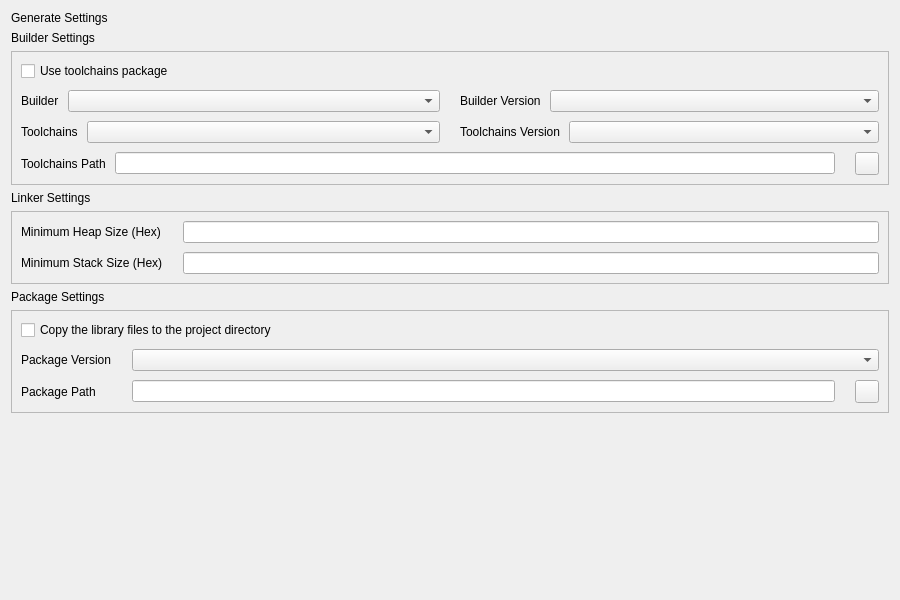
The window that dialogs/ui/gen_code_dialog.ui (csplink/csp) describes before a commit, drawn with Qt 5.
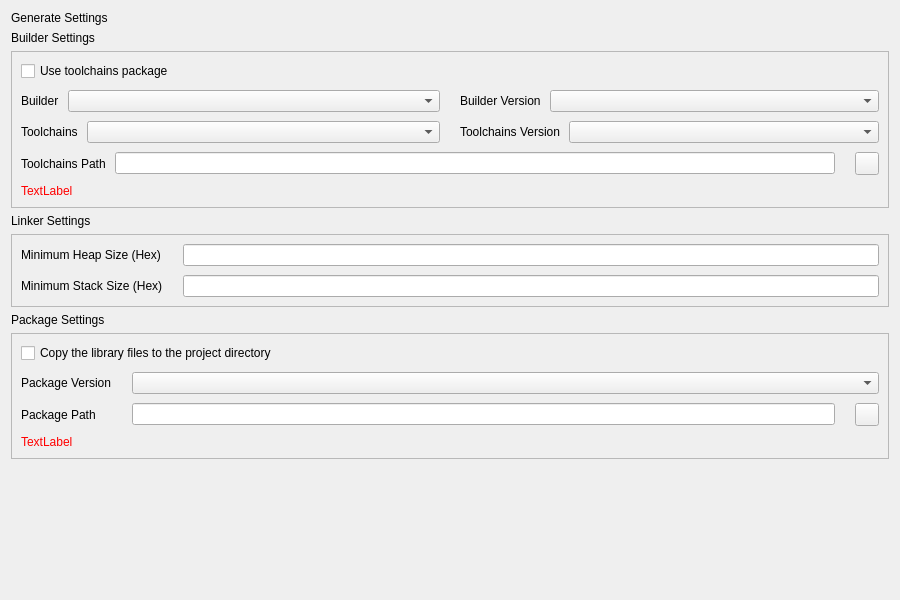
The same window after the commit. Custom widgets are drawn as their Qt base class.

```diff
--- a/dialogs/ui/gen_code_dialog.ui
+++ b/dialogs/ui/gen_code_dialog.ui
@@ -238,6 +238,16 @@
         </layout>
        </widget>
       </item>
+      <item>
+       <widget class="CaptionLabel" name="label_toolchains_folder_invalid">
+        <property name="styleSheet">
+         <string notr="true">color: rgb(255, 0, 0);</string>
+        </property>
+        <property name="text">
+         <string>TextLabel</string>
+        </property>
+       </widget>
+      </item>
      </layout>
     </widget>
    </item>
@@ -400,6 +410,16 @@
         </item>
        </layout>
       </item>
+      <item>
+       <widget class="CaptionLabel" name="label_hal_folder_invalid">
+        <property name="styleSheet">
+         <string notr="true">color: rgb(255, 0, 0);</string>
+        </property>
+        <property name="text">
+         <string>TextLabel</string>
+        </property>
+       </widget>
+      </item>
      </layout>
     </widget>
    </item>
@@ -460,6 +480,11 @@
    <extends>QCheckBox</extends>
    <header>qfluentwidgets</header>
   </customwidget>
+  <customwidget>
+   <class>CaptionLabel</class>
+   <extends>QLabel</extends>
+   <header>qfluentwidgets</header>
+  </customwidget>
  </customwidgets>
  <resources/>
  <connections/>
```
Left out of the diff: 2 changed lines with no effect on the pictures.
